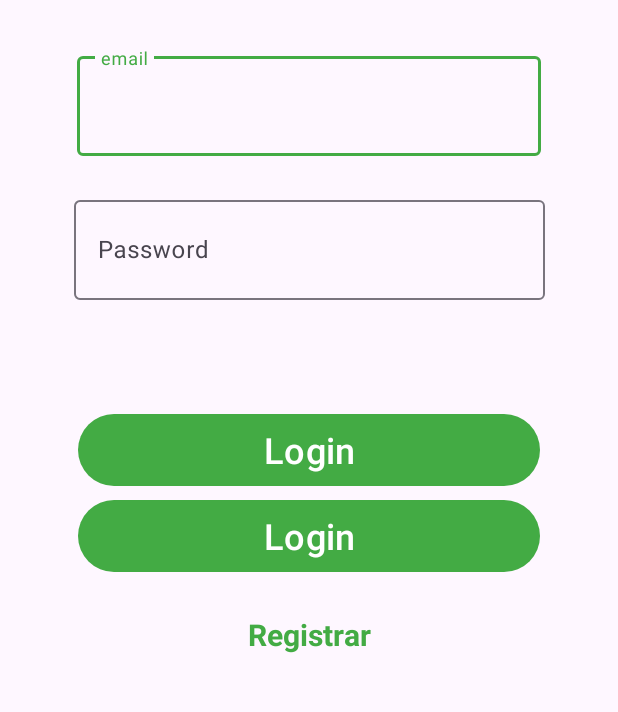
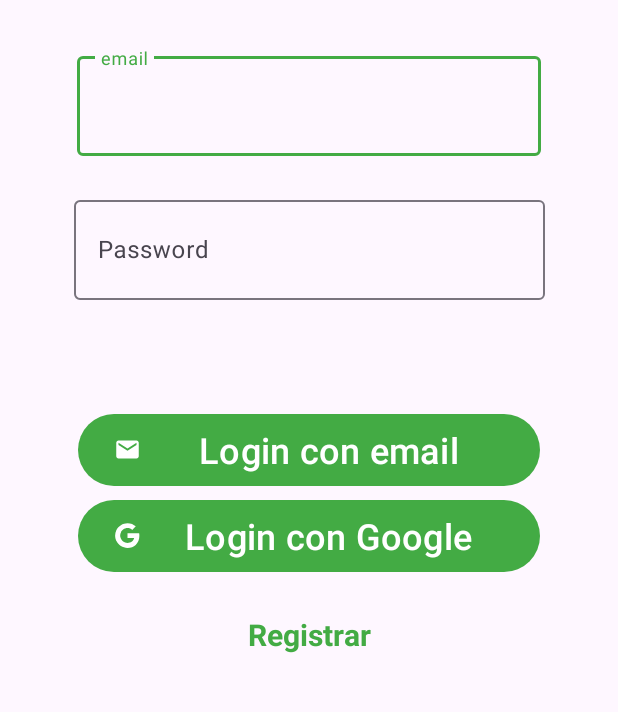
Before and after one commit to alonsofdez23/todo-android, an Android app: the screen it shows after launch (Login), on a phone screen of 412 x 824 dp, the part 199-911 px from its top. Run offline under Robolectric (Android 15) with nearby library versions, the phone set to English and light mode, and no system bars; our stand-ins replace Firebase (no records; nobody signed in at launch, a user with empty details on screens opened directly).

Commit message:
fix login buttons

```diff
--- /dev/null
+++ b/app/src/main/res/drawable/baseline_email_24.xml
@@ -0,0 +1,5 @@
+<vector android:height="24dp" android:tint="#FFFFFF"
+    android:viewportHeight="24" android:viewportWidth="24"
+    android:width="24dp" xmlns:android="http://schemas.android.com/apk/res/android">
+    <path android:fillColor="@android:color/white" android:pathData="M20,4L4,4c-1.1,0 -1.99,0.9 -1.99,2L2,18c0,1.1 0.9,2 2,2h16c1.1,0 2,-0.9 2,-2L22,6c0,-1.1 -0.9,-2 -2,-2zM20,8l-8,5 -8,-5L4,6l8,5 8,-5v2z"/>
+</vector>
--- /dev/null
+++ b/app/src/main/res/drawable/google.xml
@@ -0,0 +1,18 @@
+<vector xmlns:android="http://schemas.android.com/apk/res/android"
+    android:width="24dp"
+    android:height="24dp"
+    android:viewportWidth="24"
+    android:viewportHeight="24">
+  <path
+      android:pathData="M22.56,12.25c0,-0.78 -0.07,-1.53 -0.2,-2.25H12v4.26h5.92c-0.26,1.37 -1.04,2.53 -2.21,3.31v2.77h3.57c2.08,-1.92 3.28,-4.74 3.28,-8.09z"
+      android:fillColor="#4285F4"/>
+  <path
+      android:pathData="M12,23c2.97,0 5.46,-0.98 7.28,-2.66l-3.57,-2.77c-0.98,0.66 -2.23,1.06 -3.71,1.06 -2.86,0 -5.29,-1.93 -6.16,-4.53H2.18v2.84C3.99,20.53 7.7,23 12,23z"
+      android:fillColor="#34A853"/>
+  <path
+      android:pathData="M5.84,14.09c-0.22,-0.66 -0.35,-1.36 -0.35,-2.09s0.13,-1.43 0.35,-2.09V7.07H2.18C1.43,8.55 1,10.22 1,12s0.43,3.45 1.18,4.93l2.85,-2.22 0.81,-0.62z"
+      android:fillColor="#FBBC05"/>
+  <path
+      android:pathData="M12,5.38c1.62,0 3.06,0.56 4.21,1.64l3.15,-3.15C17.45,2.09 14.97,1 12,1 7.7,1 3.99,3.47 2.18,7.07l3.66,2.84c0.87,-2.6 3.3,-4.53 6.16,-4.53z"
+      android:fillColor="#EA4335"/>
+</vector>
--- a/app/src/main/res/layout/activity_login.xml
+++ b/app/src/main/res/layout/activity_login.xml
@@ -63,9 +63,10 @@
         android:layout_width="308dp"
         android:layout_height="56dp"
         android:layout_marginTop="72dp"
-        android:text="@string/login"
+        android:text="@string/loginEmail"
         android:textColor="@color/white"
         android:textSize="24sp"
+        app:icon="@drawable/baseline_email_24"
         app:layout_constraintEnd_toEndOf="parent"
         app:layout_constraintStart_toStartOf="parent"
         app:layout_constraintTop_toBottomOf="@+id/textInputLayout" />
@@ -75,9 +76,10 @@
         android:layout_width="308dp"
         android:layout_height="56dp"
         android:layout_marginTop="1dp"
-        android:text="@string/login"
+        android:text="@string/loginGoogle"
         android:textColor="@color/white"
         android:textSize="24sp"
+        app:icon="@drawable/google"
         app:layout_constraintEnd_toEndOf="parent"
         app:layout_constraintStart_toStartOf="parent"
         app:layout_constraintTop_toBottomOf="@+id/botonLogin" />
--- a/app/src/main/res/values/strings.xml
+++ b/app/src/main/res/values/strings.xml
@@ -3,7 +3,8 @@
     <string name="titulo">ToDoList</string>
     <string name="hintCorreo">email</string>
     <string name="hintPass">Password</string>
-    <string name="login">Login</string>
+    <string name="loginEmail">Login con email</string>
+    <string name="loginGoogle">Login con Google</string>
     <string name="registro">Registrar</string>
     <string name="mas">mas</string>
     <string name="logout">logout</string>
```
